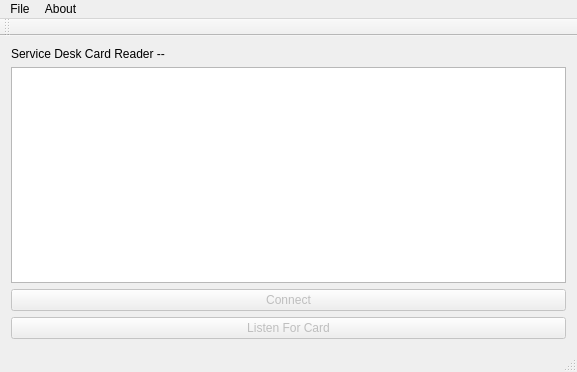
The window that mainwindow.ui (C-o-r-E/q_reader) describes before a commit, drawn with Qt 5.
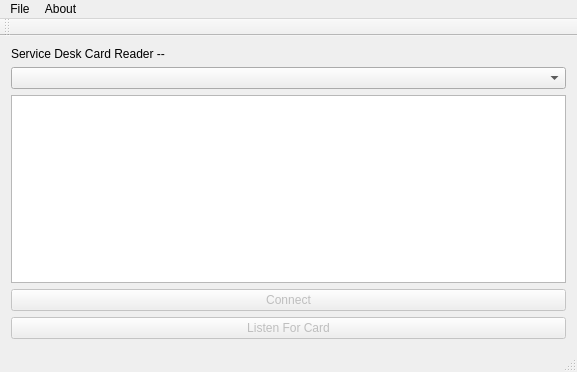
The same window after the commit.

Diff of the .ui file:
```diff
--- a/mainwindow.ui
+++ b/mainwindow.ui
@@ -27,6 +27,9 @@
         </property>
        </widget>
       </item>
+      <item>
+       <widget class="QComboBox" name="comboBox"/>
+      </item>
       <item>
        <widget class="QPlainTextEdit" name="plainTextEdit">
         <property name="readOnly">
```
